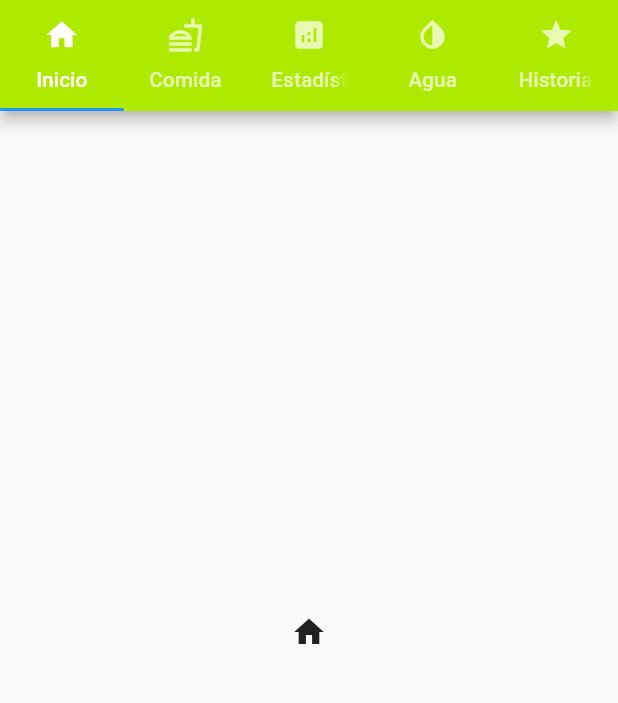
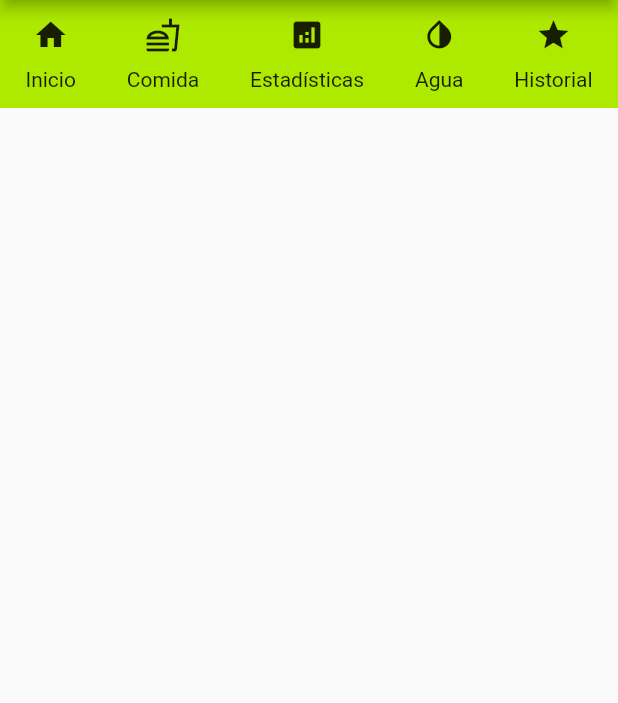
Before and after one commit to L-Anghelo-Chinchilla/A-Bit-Of-Health, a Flutter app: the screen it shows after launch, on a phone screen of 412 x 824 dp, the part 84-787 px from its top. Run offline on Flutter 3.47's test engine with Material 2 defaults, Android fonts, the phone set to English and light mode, and no system bars.

Commit message:
another refactor

```diff
--- a/lib/HomePage.dart
+++ b/lib/HomePage.dart
@@ -1,7 +1,9 @@
 import 'package:a_bit_of_health/FoodCounter.dart';
 import 'package:a_bit_of_health/GlassesOfWater.dart';
+import 'package:a_bit_of_health/utils.dart';
 import 'package:flutter/material.dart';
 import 'package:a_bit_of_health/FoodSelector.dart';
+import 'package:a_bit_of_health/utils.dart';
 
 class HomePage extends StatelessWidget {
   const HomePage
@@ -10,51 +12,21 @@ class HomePage extends StatelessWidget {
    @override
   Widget build(BuildContext context) {
 
-   // UserModel user = ModalRoute.of(context).settings.arguments;
-    //String _formatdate = new DateFormat.yMMMd().format(_currentDate);
-    final _TabPages = [
-      Center(child: Icon(Icons.home)),
-      FoodSelector(),
-      //Center(child: Icon(Icons.analytics)),
-      FoodCounter(),
-      GlassesOfWater(),
-      Center(child: Icon(Icons.file_present)),
+    return
+       Scaffold(
+        appBar: getAppBar(context),
+    body: Column(
+      mainAxisAlignment:  MainAxisAlignment.center,
+      children: [
 
-      //GlassesOfWater1(user: ModalRoute.of(context).settings.arguments,)
-      //const Center(child: Icon(Icons.star)),
-      //const Center(child: Text("Date: $_currentDate")),
-    ];
-    final _KTabs = <Tab>[
-      const Tab(icon: Icon(Icons.home), text: 'Inicio'),
-      const Tab(icon: Icon(Icons.fastfood_outlined),text: 'Comida'),
-      const Tab(icon: Icon(Icons.analytics), text: 'Estadísticas'),
-      const Tab(icon: Icon(Icons.invert_colors), text: 'Agua'),
-      const Tab(icon: Icon(Icons.star), text: 'Historial'),
-    ];
-    return DefaultTabController(
+        getDirectionsBar(context),
+        Expanded(child: Container(),)
 
-      length: _KTabs.length,
-      child: Scaffold(
-        appBar: AppBar(
-          title: const Text('A Bit Of Health'),
-          backgroundColor: Colors.limeAccent[700],
-          brightness: Brightness.dark,
-          actions: [
-            Image(
-              image: AssetImage('assets/ABitOfHealth.png'),
-              fit: BoxFit.contain,
-              height: 60,
-            )
-          ],
-          bottom: TabBar(
-            tabs: _KTabs,
-          ),
-        ),
-        body: TabBarView(
-          physics: NeverScrollableScrollPhysics(),
-          children: _TabPages,
-        ),
-      ),
-    );
+
+      ],
+
+
+
+    ));
   }
 }
--- a/lib/routes.dart
+++ b/lib/routes.dart
@@ -1,4 +1,6 @@
+import 'package:a_bit_of_health/History.dart';
 import 'package:a_bit_of_health/HomePage.dart';
+import 'package:a_bit_of_health/Stats.dart';
 import 'package:a_bit_of_health/main.dart';
 import 'package:flutter/material.dart';
 import 'FoodCounter.dart';
@@ -16,7 +18,9 @@ Map<String, WidgetBuilder> getRoutes(){
     '/':(context ) => HomePage(),
     'FoodSelector': (context) => FoodSelector(),
     'FoodCounter': (context) => FoodCounter(),
-   'GlassesOfWater' : (context) => GlassesOfWater()
+    'GlassesOfWater' : (context) => GlassesOfWater(),
+    'History' : (context) => History(),
+    'Stats' : (context) => Stats()
  };
 
 
--- /dev/null
+++ b/lib/utils.dart
@@ -0,0 +1,42 @@
+import 'package:flutter/material.dart';
+
+Widget getDirectionsBar(BuildContext context){
+  return Container(
+    decoration: BoxDecoration(
+      borderRadius: BorderRadius.zero,
+      color: Colors.limeAccent[700],
+    ),
+    child: Row (
+      mainAxisAlignment: MainAxisAlignment.spaceAround,
+      crossAxisAlignment: CrossAxisAlignment.center,
+      children:[
+      GestureDetector(onTap:(){Navigator.pushNamed(context,'/');},child: const Tab(icon: Icon(Icons.home), text: 'Inicio')),
+      GestureDetector(onTap:(){Navigator.pushNamed(context,'FoodSelector');},child:const Tab(icon: Icon(Icons.fastfood_outlined),text: 'Comida')),
+      GestureDetector(onTap:(){Navigator.pushNamed(context,'Stats');},child:const Tab(icon: Icon(Icons.analytics), text: 'Estadísticas')),
+      GestureDetector(onTap:(){Navigator.pushNamed(context,'GlassesOfWater');},child:const Tab(icon: Icon(Icons.invert_colors), text: 'Agua')),
+      GestureDetector(onTap:(){Navigator.pushNamed(context,'History');},child:const Tab(icon: Icon(Icons.star), text: 'Historial')),
+    ]
+        )
+    );
+}
+
+Widget getAppBar(BuildContext context ){
+ return AppBar(
+          title: const Text('A Bit Of Health'),
+          backgroundColor: Colors.limeAccent[700],
+          brightness: Brightness.dark,
+          actions: [
+            Image(
+              image: AssetImage('assets/ABitOfHealth.png'),
+              fit: BoxFit.contain,
+              height: 60,
+            )
+          ],
+
+
+    );
+
+
+
+
+}
```
Also changed, not shown: lib/FoodCounter.dart (+7 -3 lines), lib/FoodSelector.dart (+16 -3 lines), lib/GlassesOfWater.dart (+40 -22 lines), lib/History.dart (added, +22 -0 lines), lib/Stats.dart (added, +24 -0 lines).
